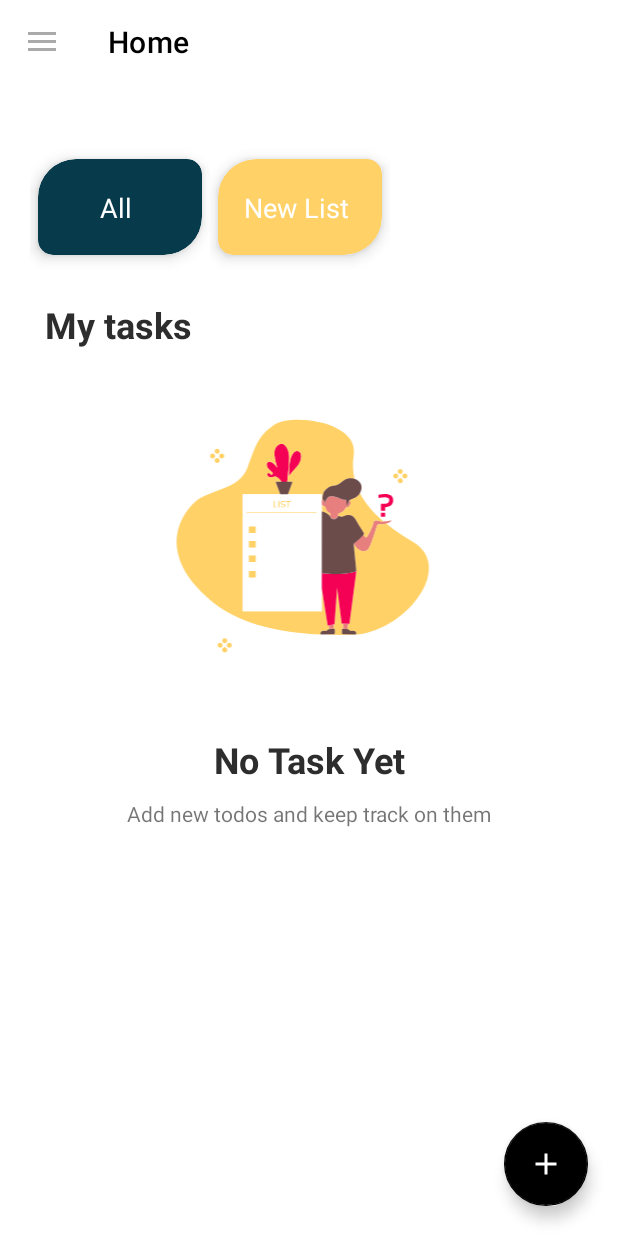
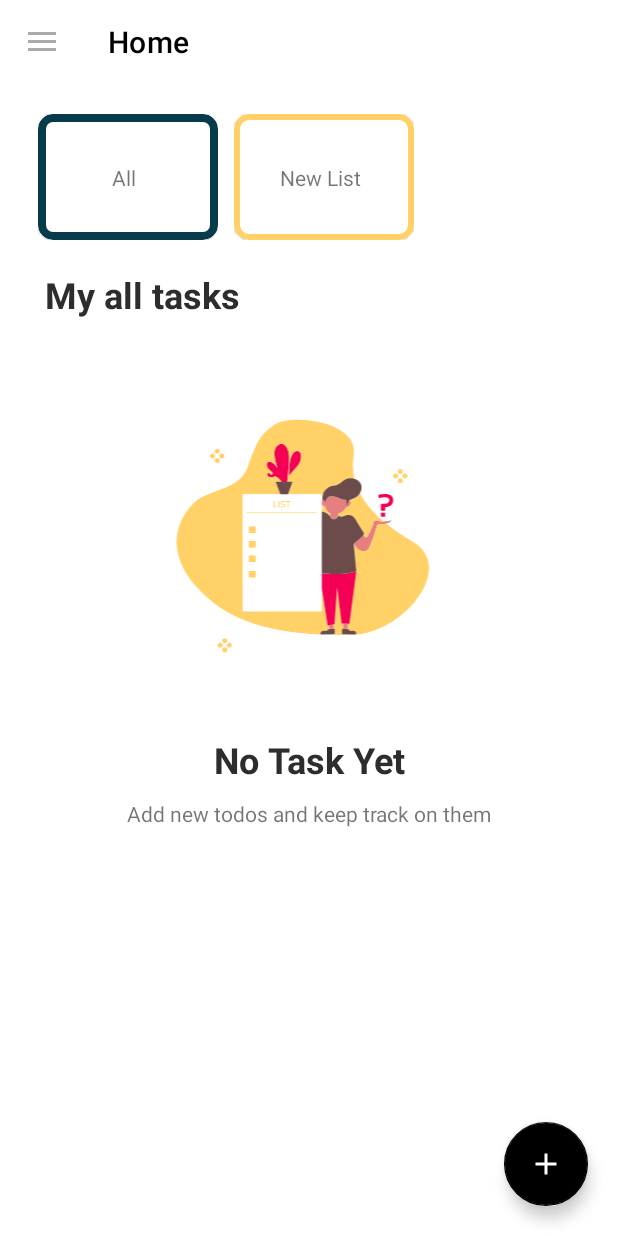
Before and after one commit to ercanpalta/ToDoApp-Android, an Android app: the screen it shows after launch (MainActivity), after a tap on "All", on a phone screen of 412 x 824 dp. Run offline under Robolectric (Android 15) with nearby library versions, the phone set to English and light mode, and no system bars; our stand-ins replace Room's generated code, navigation-ui; 1 statement that could not run was skipped.

```diff
--- a/app/src/main/AndroidManifest.xml
+++ b/app/src/main/AndroidManifest.xml
@@ -17,6 +17,8 @@
         <activity
             android:name=".MainActivity"
             android:exported="true"
+            android:configChanges="orientation"
+            android:screenOrientation="portrait"
             android:label="@string/app_name"
             android:theme="@style/Theme.Todo.NoActionBar">
             <intent-filter>
--- a/app/src/main/java/com/ercanpalta/todo/adapter/ListAdapter.kt
+++ b/app/src/main/java/com/ercanpalta/todo/adapter/ListAdapter.kt
@@ -1,11 +1,14 @@
 package com.ercanpalta.todo.adapter
 
 import android.content.Context
+import android.graphics.Color
 import android.view.LayoutInflater
 import android.view.View
 import android.view.ViewGroup
 import android.widget.Toast
 import androidx.core.content.ContextCompat
+import androidx.core.view.marginTop
+import androidx.core.view.setPadding
 import androidx.recyclerview.widget.RecyclerView
 import com.ercanpalta.todo.R
 import com.ercanpalta.todo.databinding.ListItemBinding
@@ -21,7 +24,8 @@ class ListAdapter(private val dataSet: ArrayList<TaskList>, val fragment: HomeFr
     class ViewHolder(private var binding:ListItemBinding): RecyclerView.ViewHolder(binding.root){
         fun bind(list:TaskList, fragment: HomeFragment, context: Context){
             binding.listText.text = list.name
-            binding.colorCard.setCardBackgroundColor(ContextCompat.getColor(context, list.color))
+            binding.colorCard.strokeColor = ContextCompat.getColor(context, list.color)
+            binding.colorCard.strokeWidth = 6
             binding.root.setOnClickListener {
                 val menu = binding.longclickMenu
                 if (menu.visibility == View.GONE){
@@ -29,6 +33,7 @@ class ListAdapter(private val dataSet: ArrayList<TaskList>, val fragment: HomeFr
                 }
                 fragment.clearAllSelections()
                 if(binding.listText.text != "New List"){
+                    binding.colorCard.strokeWidth = 8
                     fragment.changeCurrentListName(binding.listText.text.toString())
                     fragment.filterList(binding.listText.text.toString(), FilterType.List)
                 }else if(binding.listText.text == "New List"){
--- a/app/src/main/java/com/ercanpalta/todo/view/HomeFragment.kt
+++ b/app/src/main/java/com/ercanpalta/todo/view/HomeFragment.kt
@@ -5,12 +5,12 @@ import android.os.Bundle
 import android.view.LayoutInflater
 import android.view.View
 import android.view.ViewGroup
-import android.widget.TextView
 import androidx.fragment.app.Fragment
 import androidx.fragment.app.activityViewModels
 import androidx.navigation.fragment.findNavController
 import androidx.recyclerview.widget.LinearLayoutManager
 import androidx.recyclerview.widget.RecyclerView
+import com.ercanpalta.todo.MainActivity
 import com.ercanpalta.todo.R
 import com.ercanpalta.todo.adapter.HomeAdapter
 import com.ercanpalta.todo.adapter.ListAdapter
@@ -19,7 +19,7 @@ import com.ercanpalta.todo.enums.FilterType
 import com.ercanpalta.todo.model.TaskList
 import com.ercanpalta.todo.model.ToDo
 import com.ercanpalta.todo.viewmodel.HomeViewModel
-import java.util.*
+import com.google.android.material.card.MaterialCardView
 import kotlin.collections.ArrayList
 
 class HomeFragment : Fragment() {
@@ -29,7 +29,7 @@ class HomeFragment : Fragment() {
     private val binding get() = _binding!!
     private val homeViewModel: HomeViewModel by activityViewModels()
     private lateinit var homeAdapter: HomeAdapter
-    val listToDo:ArrayList<ToDo> = arrayListOf()
+    private val listToDo:ArrayList<ToDo> = arrayListOf()
 
     override fun onCreateView(
         inflater: LayoutInflater,
@@ -37,9 +37,8 @@ class HomeFragment : Fragment() {
         savedInstanceState: Bundle?
     ): View {
         _binding = FragmentHomeBinding.inflate(inflater, container, false)
-        val root: View = binding.root
 
-        return root
+        return binding.root
     }
 
     override fun onViewCreated(view: View, savedInstanceState: Bundle?) {
@@ -86,6 +85,7 @@ class HomeFragment : Fragment() {
             val action = HomeFragmentDirections.actionNavHomeToAddFragment()
             findNavController().navigate(action)
         }
+        binding.myTasksText.text = getString(R.string.my_tasks_format,homeViewModel.currentListName.lowercase())
     }
 
     fun showNoDataText(){
@@ -98,6 +98,12 @@ class HomeFragment : Fragment() {
 
     fun changeCurrentListName(listName:String){
         homeViewModel.currentListName = listName
+        binding.myTasksText.text = getString(R.string.my_tasks_format,listName.lowercase())
+    }
+
+    fun cancelReminder(requestCode:Int){
+        (activity as MainActivity).cancelReminder(requestCode)
+        homeViewModel.updateRequestCode(requestCode)
     }
 
 
@@ -116,10 +122,6 @@ class HomeFragment : Fragment() {
 
     fun updateCompletion(uid:Int, isCompleted:Boolean){
         homeViewModel.updateCompletion(uid, isCompleted)
-    }
-
-    fun refreshRvHome(){
-        binding.rvHome.adapter?.notifyDataSetChanged()
     }
 
     fun updateListToDo(task: ToDo, isCompleted: Boolean){
@@ -146,13 +148,13 @@ class HomeFragment : Fragment() {
         val builder = AlertDialog.Builder(this.context, R.style.MyDialogTheme)
         builder.setTitle(R.string.delete)
         builder.setMessage(R.string.ask_delete)
-        builder.setPositiveButton(R.string.delete) { dialog, i ->
+        builder.setPositiveButton(R.string.delete) { _, _ ->
                 homeViewModel.deleteTask(task.uid)
                 listToDo.remove(task)
                 filterList(homeViewModel.currentListName, FilterType.List)
                 homeAdapter.notifyItemRemoved(position)
             }
-        builder.setNegativeButton(R.string.cancel){ dialog, i ->
+        builder.setNegativeButton(R.string.cancel){ _, _ ->
 
             }
         builder.show()
@@ -187,6 +189,8 @@ class HomeFragment : Fragment() {
             if (holder != null) {
                 val menu = holder.itemView.findViewById<View>(R.id.longclick_menu)
                 menu.visibility = View.GONE
+                val cardView = holder.itemView.findViewById<MaterialCardView>(R.id.colorCard)
+                cardView.strokeWidth = 6
             }
         }
     }
--- a/app/src/main/java/com/ercanpalta/todo/viewmodel/HomeViewModel.kt
+++ b/app/src/main/java/com/ercanpalta/todo/viewmodel/HomeViewModel.kt
@@ -131,6 +131,12 @@ class HomeViewModel(application: Application) : BaseViewModel(application){
         }
     }
 
+    fun updateRequestCode(requestCode:Int){
+        launch {
+            dao.updateRequestCode(requestCode)
+        }
+    }
+
     fun addAllLists(vararg lists: TaskList){
         launch {
             dao.insertAllLists(*lists)
--- a/app/src/main/res/layout/fragment_home.xml
+++ b/app/src/main/res/layout/fragment_home.xml
@@ -12,7 +12,7 @@
         android:id="@+id/rv_home_list"
         android:layout_width="match_parent"
         android:layout_height="wrap_content"
-        android:layout_marginTop="40dp"
+        android:layout_marginTop="20dp"
         android:layout_marginStart="20dp"
         app:layout_constraintEnd_toEndOf="parent"
         app:layout_constraintStart_toStartOf="parent"
@@ -56,7 +56,7 @@
         android:id="@+id/no_data"
         android:layout_width="wrap_content"
         android:layout_height="wrap_content"
-        android:layout_marginTop="40dp"
+        android:layout_marginTop="60dp"
         app:layout_constraintTop_toBottomOf="@id/rv_home_list"
         app:layout_constraintEnd_toEndOf="parent"
         app:layout_constraintStart_toStartOf="parent"/>
--- a/app/src/main/res/layout/list_item.xml
+++ b/app/src/main/res/layout/list_item.xml
@@ -3,6 +3,7 @@
     xmlns:android="http://schemas.android.com/apk/res/android"
     xmlns:app="http://schemas.android.com/apk/res-auto"
     xmlns:tools="http://schemas.android.com/tools"
+    android:layout_marginHorizontal="5dp"
     android:layout_width="120dp"
     android:layout_height="84dp">
 
@@ -10,10 +11,7 @@
         android:id="@+id/colorCard"
         android:layout_width="match_parent"
         android:layout_height="match_parent"
-        style="@style/CustomCardViewStyle"
-        android:layout_marginVertical="10dp"
-        android:layout_marginHorizontal="5dp"
-        app:cardElevation="6dp">
+        app:cardCornerRadius="10dp">
         <androidx.constraintlayout.widget.ConstraintLayout
             android:layout_width="match_parent"
             android:layout_height="match_parent">
@@ -23,8 +21,6 @@
                 android:layout_width="wrap_content"
                 android:layout_height="wrap_content"
                 android:layout_marginEnd="5dp"
-                android:textColor="@color/white"
-                android:textSize="18sp"
                 app:layout_constraintBottom_toBottomOf="parent"
                 app:layout_constraintEnd_toEndOf="parent"
                 app:layout_constraintStart_toStartOf="parent"
@@ -44,8 +40,7 @@
             app:layout_constraintTop_toTopOf="parent"
             app:layout_constraintBottom_toBottomOf="parent"
             app:layout_constraintStart_toStartOf="parent"
-            app:layout_constraintEnd_toEndOf="parent"
-            android:focusable="true">
+            app:layout_constraintEnd_toEndOf="parent">
 
             <androidx.cardview.widget.CardView
                 android:id="@+id/edit_card"
--- a/app/src/main/res/values/strings.xml
+++ b/app/src/main/res/values/strings.xml
@@ -15,6 +15,7 @@
     <string name="time_format">%1$s:%2$s</string>
     <string name="date_format">%1$s %2$s %3$s</string>
     <string name="date_time_format">%1$s   %2$s</string>
+    <string name="my_tasks_format">My %1$s tasks</string>
 
     <string name="create_header">Create new task</string>
     <string name="task_name">Task Name</string>
@@ -58,6 +59,7 @@
     <string name="close">Close</string>
     <string name="progress">In progress</string>
     <string name="my_tasks">My tasks</string>
+    <string name="wrong_time">The time you chose has passed</string>
 
     <string-array name="repeat">
         <item>Does not repeat</item>
--- a/app/src/main/res/values/themes.xml
+++ b/app/src/main/res/values/themes.xml
@@ -56,18 +56,4 @@
         <item name="shapeAppearanceSmallComponent">@style/ShapeAppearance.App.SmallComponent</item>
         <item name="shapeAppearanceMediumComponent">@style/ShapeAppearance.App.MediumComponent</item>
     </style>
-
-
-    <!-- List item theme. -->
-    <style name="CustomCardViewStyle" parent="@style/Widget.MaterialComponents.CardView">
-        <item name="shapeAppearanceOverlay">@style/ShapeAppearanceOverlay_card_custom_corners</item>
-    </style>
-
-    <style name="ShapeAppearanceOverlay_card_custom_corners" parent="">
-        <item name="cornerFamily">rounded</item>
-        <item name="cornerSizeTopRight">10dp</item>
-        <item name="cornerSizeTopLeft">25dp</item>
-        <item name="cornerSizeBottomRight">25dp</item>
-        <item name="cornerSizeBottomLeft">10dp</item>
-    </style>
 </resources>
```
Also changed, not shown: app/src/main/java/com/ercanpalta/todo/adapter/HomeAdapter.kt (+17 -6 lines).
